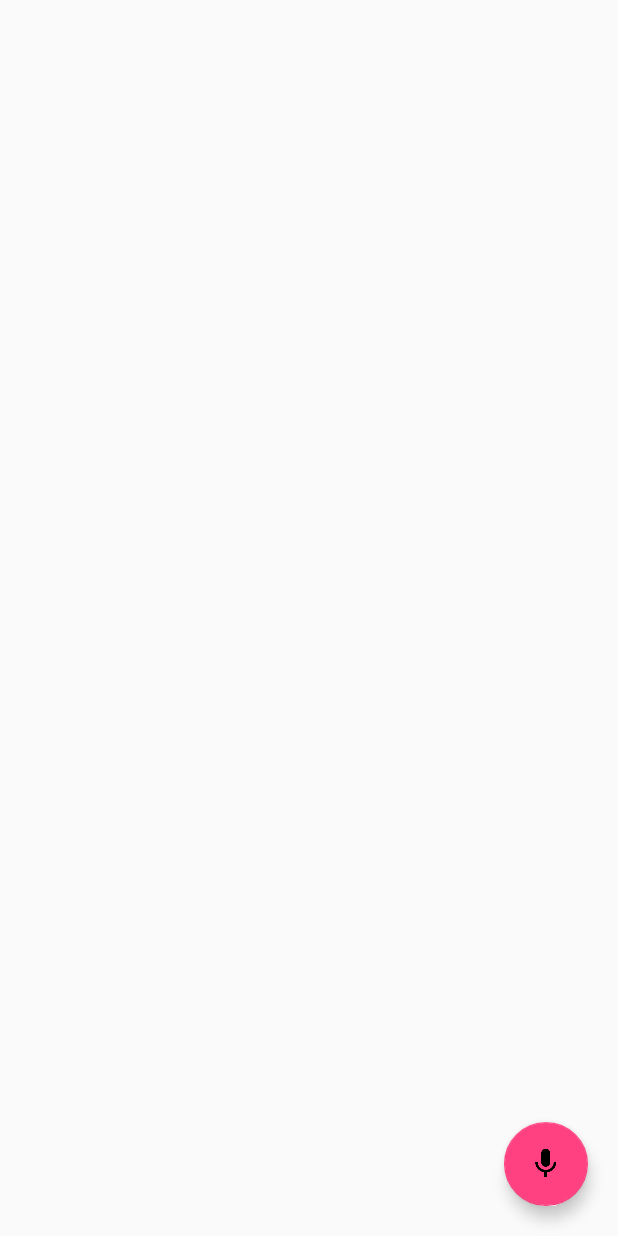
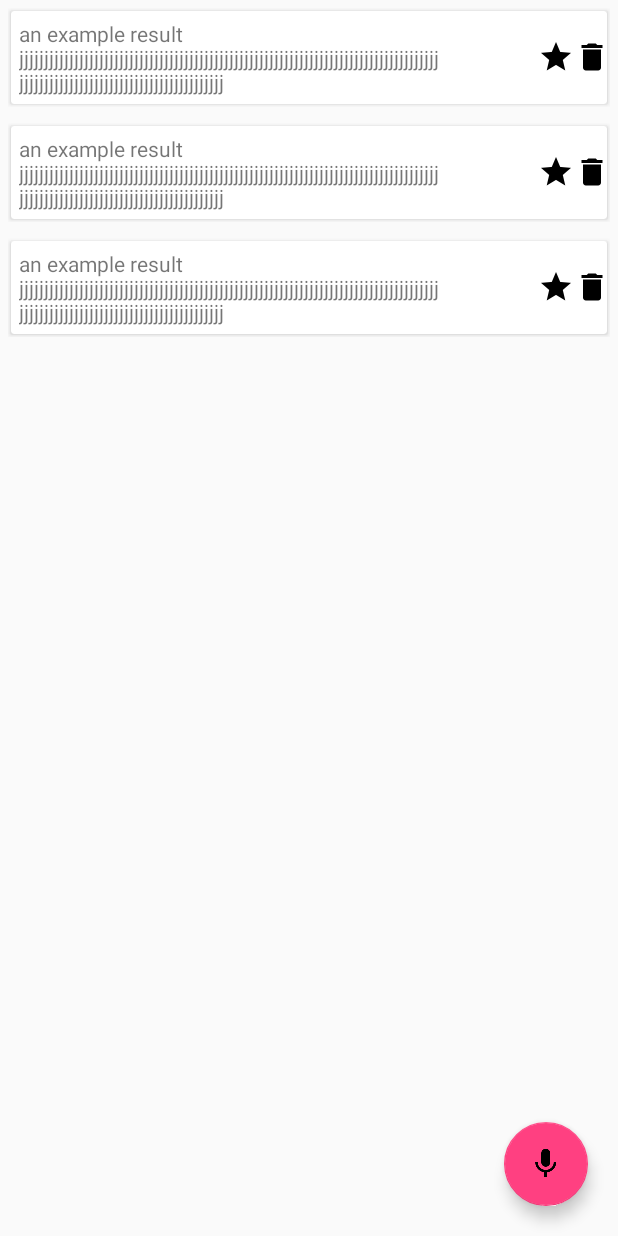
Before and after one commit to gwario/LectureAssistant, an Android app: the layout activity_main.xml on its own in the app's theme, with its tools: preview values and no code run, on a phone screen of 412 x 824 dp. Run offline under Robolectric (Android 15) with nearby library versions, the phone set to English and light mode, and no system bars.

Commit message:
#8 make timeline items pretty

```diff
--- a/app/src/main/java/at/ameise/lectureassistant/content/adapter/TimelineEntryAdapter.java
+++ b/app/src/main/java/at/ameise/lectureassistant/content/adapter/TimelineEntryAdapter.java
@@ -5,6 +5,7 @@ import android.view.LayoutInflater;
 import android.view.View;
 import android.view.ViewGroup;
 import android.widget.LinearLayout;
+import android.widget.RelativeLayout;
 import android.widget.TextView;
 
 import java.util.List;
@@ -30,7 +31,7 @@ public class TimelineEntryAdapter extends RecyclerView.Adapter<TimelineEntryAdap
     @Override
     public ResultViewHolder onCreateViewHolder(ViewGroup parent, int viewType) {
 
-        LinearLayout v = (LinearLayout) LayoutInflater.from(parent.getContext()).inflate(R.layout.card_result, parent, false);
+        RelativeLayout v = (RelativeLayout) LayoutInflater.from(parent.getContext()).inflate(R.layout.card_result, parent, false);
         ResultViewHolder vh = new ResultViewHolder(v);
         return vh;
     }
--- /dev/null
+++ b/app/src/main/res/drawable/pin_drawable_selector.xml
@@ -0,0 +1,8 @@
+<?xml version="1.0" encoding="utf-8"?>
+<selector xmlns:android="http://schemas.android.com/apk/res/android">
+
+    <item android:drawable="@drawable/ic_star_black_24dp" android:state_checked="true" />
+
+    <item android:drawable="@drawable/ic_star_border_black_24dp" android:state_checked="false" />
+
+</selector>
--- a/app/src/main/res/layout/activity_main.xml
+++ b/app/src/main/res/layout/activity_main.xml
@@ -10,7 +10,8 @@
     <android.support.v7.widget.RecyclerView
         android:id="@+id/activity_main_results"
         android:layout_width="match_parent"
-        android:layout_height="match_parent">
+        android:layout_height="match_parent"
+        tools:listitem="@layout/card_result">
     </android.support.v7.widget.RecyclerView>
 
     <android.support.design.widget.FloatingActionButton
--- a/app/src/main/res/layout/card_result.xml
+++ b/app/src/main/res/layout/card_result.xml
@@ -1,19 +1,64 @@
 <?xml version="1.0" encoding="utf-8"?>
-<LinearLayout xmlns:android="http://schemas.android.com/apk/res/android"
-    android:orientation="vertical"
+<RelativeLayout xmlns:android="http://schemas.android.com/apk/res/android"
+    xmlns:app="http://schemas.android.com/apk/res-auto"
+    xmlns:tools="http://schemas.android.com/tools"
     android:padding="5dp"
     android:layout_width="match_parent"
     android:layout_height="wrap_content">
 
     <android.support.v7.widget.CardView
-        android:layout_width="match_parent"
-        android:layout_height="match_parent">
+        android:layout_centerInParent="true"
+        android:layout_gravity="center"
+        android:layout_width="wrap_content"
+        android:layout_height="wrap_content"
+        android:padding="@dimen/cardview_default_elevation"
+        android:layout_margin="@dimen/cardview_default_elevation"
+        app:cardCornerRadius="@dimen/cardview_default_radius">
 
-        <TextView
-            android:id="@+id/card_result_result"
+        <LinearLayout
+            android:orientation="horizontal"
             android:layout_width="match_parent"
-            android:layout_height="wrap_content" />
+            android:layout_height="wrap_content">
+
+            <TextView
+                android:id="@+id/card_result_result"
+                android:layout_width="match_parent"
+                android:layout_height="wrap_content"
+                android:layout_margin="5dp"
+                tools:text="an example result jjjjjjjjjjjjjjjjjjjjjjjjjjjjjjjjjjjjjjjjjjjjjjjjjjjjjjjjjjjjjjjjjjjjjjjjjjjjjjjjjjjj jjjjjjjjjjjjjjjjjjjjjjjjjjjjjjjjjjjjjjjjj"/>
+
+        </LinearLayout>
 
     </android.support.v7.widget.CardView>
 
-</LinearLayout>
+    <LinearLayout
+        android:translationZ="1dp"
+        android:elevation="1dp"
+        android:layout_centerVertical="true"
+        android:layout_alignParentEnd="true"
+        android:orientation="horizontal"
+        android:layout_gravity="center"
+        android:gravity="center_vertical"
+        android:layout_width="wrap_content"
+        android:layout_height="match_parent">
+
+        <CheckBox
+            android:id="@+id/card_result_button_pin"
+            android:scaleType="fitEnd"
+            android:button="@drawable/pin_drawable_selector"
+            tools:button="@drawable/pin_drawable_selector"
+            tools:checked="true"
+            android:layout_width="wrap_content"
+            android:layout_height="wrap_content" />
+
+        <ImageButton
+            android:id="@+id/card_result_button_remove"
+            android:scaleType="fitEnd"
+            android:background="@drawable/ic_delete_black_24dp"
+            tools:background="@drawable/ic_delete_black_24dp"
+            android:layout_width="wrap_content"
+            android:layout_height="wrap_content" />
+
+    </LinearLayout>
+
+</RelativeLayout>
```
Also changed, not shown: app/src/main/res/drawable-hdpi/ic_delete_black_24dp.png (added), app/src/main/res/drawable-hdpi/ic_star_black_24dp.png (added), app/src/main/res/drawable-hdpi/ic_star_border_black_24dp.png (added), app/src/main/res/drawable-mdpi/ic_delete_black_24dp.png (added), app/src/main/res/drawable-mdpi/ic_star_black_24dp.png (added), app/src/main/res/drawable-mdpi/ic_star_border_black_24dp.png (added), app/src/main/res/drawable-xhdpi/ic_delete_black_24dp.png (added), app/src/main/res/drawable-xhdpi/ic_star_black_24dp.png (added), app/src/main/res/drawable-xhdpi/ic_star_border_black_24dp.png (added), app/src/main/res/drawable-xxhdpi/ic_delete_black_24dp.png (added), app/src/main/res/drawable-xxhdpi/ic_star_black_24dp.png (added), app/src/main/res/drawable-xxhdpi/ic_star_border_black_24dp.png (added), app/src/main/res/drawable-xxxhdpi/ic_delete_black_24dp.png (added), app/src/main/res/drawable-xxxhdpi/ic_star_black_24dp.png (added), 1 more files.
